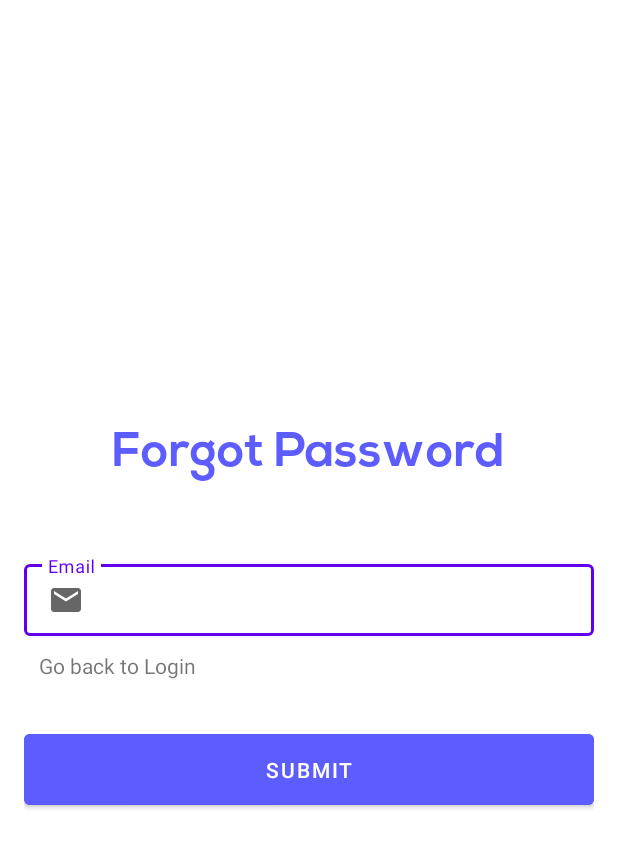
After one commit to SidH751/Cogitate, an Android app: the ForgotPassword screen opened directly, with no data from a screen before it, on a phone screen of 412 x 824 dp. The commit adds this screen. Shown: the top 848 px of the screen. Run offline under Robolectric (Android 15) with nearby library versions, the phone set to English and light mode, and no system bars; our stand-ins replace Firebase (no records; nobody signed in at launch, a user with empty details on screens opened directly).

Commit message:
Added Forgot Password

```diff
--- /dev/null
+++ b/app/src/main/java/com/my/cogitateapp/ForgotPassword.java
@@ -0,0 +1,82 @@
+package com.my.cogitateapp;
+
+import androidx.annotation.NonNull;
+import androidx.appcompat.app.AppCompatActivity;
+
+import android.content.Intent;
+import android.os.Bundle;
+import android.view.View;
+import android.widget.Button;
+import android.widget.EditText;
+import android.widget.TextView;
+import android.widget.Toast;
+
+import com.google.android.gms.tasks.OnCompleteListener;
+import com.google.android.gms.tasks.Task;
+import com.google.firebase.auth.FirebaseAuth;
+
+public class ForgotPassword extends AppCompatActivity {
+
+    Button submitForgot;
+    EditText emailForgot;
+    FirebaseAuth mAuth;
+    String email;
+    TextView backLogin;
+
+    @Override
+    protected void onCreate(Bundle savedInstanceState) {
+        super.onCreate(savedInstanceState);
+        setContentView(R.layout.activity_forgot_password);
+
+        mAuth= FirebaseAuth.getInstance();
+
+        emailForgot = findViewById(R.id.forgotEmail);
+        submitForgot=findViewById(R.id.submitForgotButton);
+        backLogin=findViewById(R.id.backToLogin);
+        backLogin.setOnClickListener(new View.OnClickListener() {
+            @Override
+            public void onClick(View view) {
+                startActivity(new Intent(ForgotPassword.this,LoginActivity.class));
+            }
+        });
+
+        submitForgot.setOnClickListener(new View.OnClickListener() {
+            @Override
+            public void onClick(View view) {
+                validateData();
+            }
+        });
+    }
+    void validateData()
+    {
+        email= emailForgot.getText().toString();
+        if(email.isEmpty())
+        {
+            emailForgot.setError("Field cannot be empty");
+        }
+        else
+        {
+            passwordForgot();
+        }
+    }
+    void passwordForgot()
+    {
+        mAuth.sendPasswordResetEmail(email).addOnCompleteListener(new OnCompleteListener<Void>() {
+            @Override
+            public void onComplete(@NonNull Task<Void> task) {
+                if(task.isSuccessful())
+                {
+                    Toast.makeText(ForgotPassword.this,"Check your email to change password",Toast.LENGTH_LONG).show();
+                    startActivity(new Intent(ForgotPassword.this,LoginActivity.class));
+                }
+                else
+                {
+                    Toast.makeText(ForgotPassword.this,"Error: "+task.getException().getMessage(),Toast.LENGTH_LONG).show();
+                }
+            }
+        });
+    }
+
+
+
+}
--- /dev/null
+++ b/app/src/main/res/layout/activity_forgot_password.xml
@@ -0,0 +1,62 @@
+<?xml version="1.0" encoding="utf-8"?>
+<LinearLayout xmlns:android="http://schemas.android.com/apk/res/android"
+    xmlns:app="http://schemas.android.com/apk/res-auto"
+    xmlns:tools="http://schemas.android.com/tools"
+    android:layout_width="match_parent"
+    android:layout_height="match_parent"
+    android:gravity="center"
+    android:orientation="vertical"
+    tools:context="com.my.cogitateapp.ForgotPassword"
+    android:padding="16dp">
+
+    <TextView
+
+        android:layout_width="wrap_content"
+        android:layout_height="wrap_content"
+        android:fontFamily="@font/nexa_bold"
+        android:text="Forgot Password"
+        android:textSize="32dp"
+        android:layout_marginBottom="50dp"
+        android:textColor="@color/BtnPrimary"/>
+
+    <com.google.android.material.textfield.TextInputLayout
+        android:id="@+id/emaillayout"
+        android:layout_width="match_parent"
+        style="@style/Widget.MaterialComponents.TextInputLayout.OutlinedBox.Dense"
+        android:layout_height="wrap_content"
+        app:helperTextTextColor="#FF0000"
+
+        >
+        <com.google.android.material.textfield.TextInputEditText
+            android:id="@+id/forgotEmail"
+            android:lines="1"
+            android:layout_width="match_parent"
+            android:layout_height="wrap_content"
+            android:padding="12dp"
+            android:hint="Email"
+            android:inputType="textEmailAddress"
+            android:drawableStart="@drawable/ic_email"
+            android:drawablePadding="12dp"
+            />
+        <TextView
+            android:layout_width="wrap_content"
+            android:layout_height="wrap_content"
+            android:text="Go back to Login"
+            android:id="@+id/backToLogin"
+            android:layout_margin="10dp"
+            />
+    </com.google.android.material.textfield.TextInputLayout>
+
+
+
+
+    <Button
+        android:padding="14dp"
+        android:layout_marginTop="20dp"
+        android:layout_width="match_parent"
+        android:layout_height="wrap_content"
+        android:id="@+id/submitForgotButton"
+        android:text="Submit"
+        android:backgroundTint="@color/BtnPrimary"/>
+
+</LinearLayout>
```
Also changed, not shown: app/src/main/AndroidManifest.xml (+11 -11 lines), app/src/main/java/com/my/cogitateapp/LoginActivity.java (+15 -0 lines).
